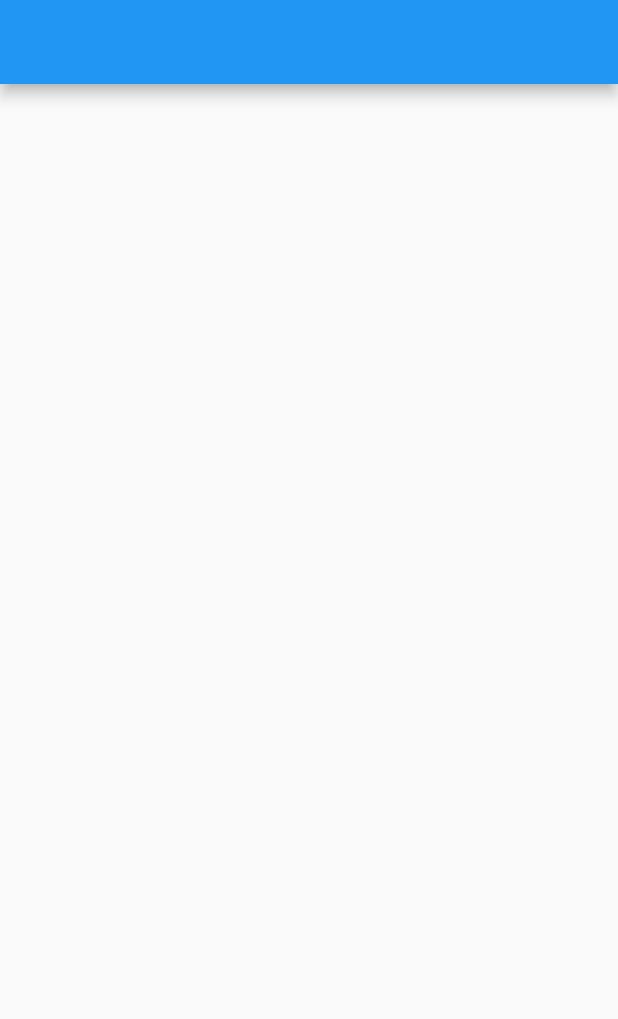
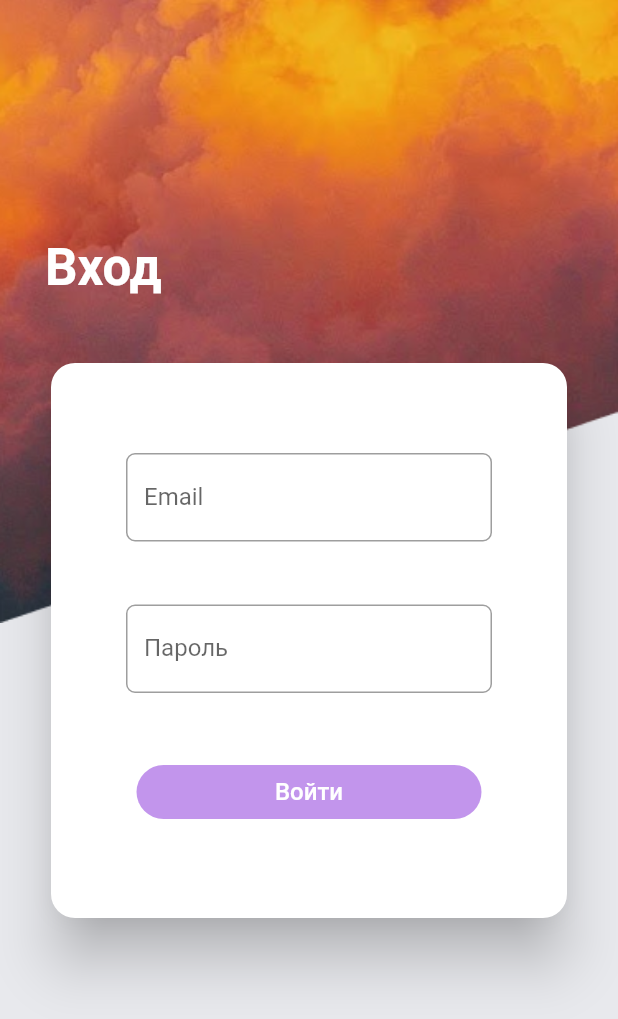
Before and after one commit to Jokerkras/Surf_flutter_application, a Flutter app: the screen it shows after launch, on a phone screen of 412 x 824 dp. Shown: the top 1019 px of the screen. Run offline on Flutter 3.47's test engine with Material 2 defaults, Android fonts, the phone set to English and light mode, and no system bars.

Commit message:
add Login Page

```diff
--- a/lib/ui/login_screen.dart
+++ b/lib/ui/login_screen.dart
@@ -7,19 +7,116 @@ class LoginScreen extends StatefulWidget {
 }
 
 class _LoginScreenState extends State<LoginScreen> {
+  String _login;
+  bool _isLoginBtnEnabled = false;
+
+  TextEditingController _emailController = TextEditingController();
+  TextEditingController _passwordController = TextEditingController();
+
+  @override
+  void initState() {
+    super.initState();
+
+    _emailController.addListener(() {
+      _login = _emailController.text;
+      setState(() {
+        _isLoginBtnEnabled = _passwordController.value.text.isNotEmpty && _emailController.value.text.isNotEmpty;
+      });
+    });
+
+    _passwordController.addListener(() {
+      setState(() {
+        _isLoginBtnEnabled = _passwordController.value.text.isNotEmpty && _emailController.value.text.isNotEmpty;
+      });
+    });
+  }
+
   @override
   Widget build(BuildContext context) {
     return Scaffold(
-      appBar: AppBar(
-        title: Text(''),
-      ),
-      body: Center(
-        child: Column(
-          mainAxisAlignment: MainAxisAlignment.center,
-          children: <Widget>[
-          ],
-        ),
+      backgroundColor: Color.fromARGB(255, 232, 233, 237),
+      body: Stack (
+        fit: StackFit.expand,
+        children: <Widget>[
+          Image.asset("assets/bg.png",
+          fit: BoxFit.fitWidth,
+          alignment: Alignment.topCenter,),
+          Positioned(
+            bottom: 50,
+            left: 30,
+            right: 30,
+            top: 0,
+            child: Column(
+              crossAxisAlignment: CrossAxisAlignment.start,
+              mainAxisAlignment: MainAxisAlignment.center,
+              mainAxisSize: MainAxisSize.min,
+              children: <Widget>[
+                Container(
+                  child: Text("Вход",
+                  style: TextStyle(
+                    fontSize: 34,
+                    fontWeight: FontWeight.bold,
+                    color: Colors.white,
+                    ),
+                  ),
+                  margin: EdgeInsets.only(bottom: 40),
+                ),
+                Card(
+                  elevation: 16,
+                    shape: RoundedRectangleBorder(
+                      borderRadius: BorderRadius.circular(16)
+                    ),
+                    child: Container(
+                      margin: EdgeInsets.symmetric(horizontal: 50, vertical: 60),
+                      height: 250,
+                      child: Column(
+                        mainAxisAlignment: MainAxisAlignment.spaceBetween,
+                          children: <Widget>[
+                            _buildTextField('Email', _emailController),
+                            _buildTextField('Пароль', _passwordController),
+                            MaterialButton(
+                              elevation: 0,
+                                minWidth: 230,
+                              shape: RoundedRectangleBorder(
+                                borderRadius: BorderRadius.circular(30)
+                              ),
+                              child: Text('Войти',
+                                style: TextStyle(
+                                  color: Colors.white,
+                                  fontSize: 16,
+                                ),
+                              ),
+                              color: Color.fromARGB(254, 155, 81, 224),
+                              disabledColor: Color.fromARGB(155, 155, 81, 224),
+                              onPressed: _isLoginBtnEnabled ? () => _callback() : null,
+                            )
+                          ],
+                        ),
+                    ),
+                  ),
+              ],
+            ),
+          )
+        ],
       ),
     );
   }
+
+  Widget _buildTextField(String text, TextEditingController controller) {
+    return TextFormField(
+      controller: controller,
+      decoration: InputDecoration(
+          border: OutlineInputBorder(
+              borderRadius: BorderRadius.circular(6.0),
+              borderSide: BorderSide(color: Colors.red)
+          ),
+          hintText: text,
+          labelText: text
+      ),
+    );
+  }
+
+  _callback() {
+
+  }
 }
--- a/pubspec.yaml
+++ b/pubspec.yaml
@@ -40,6 +40,8 @@ flutter:
   # the material Icons class.
   uses-material-design: true
 
+  assets:
+    - assets/
   # To add assets to your application, add an assets section, like this:
   # assets:
   #  - images/a_dot_burr.jpeg
```
